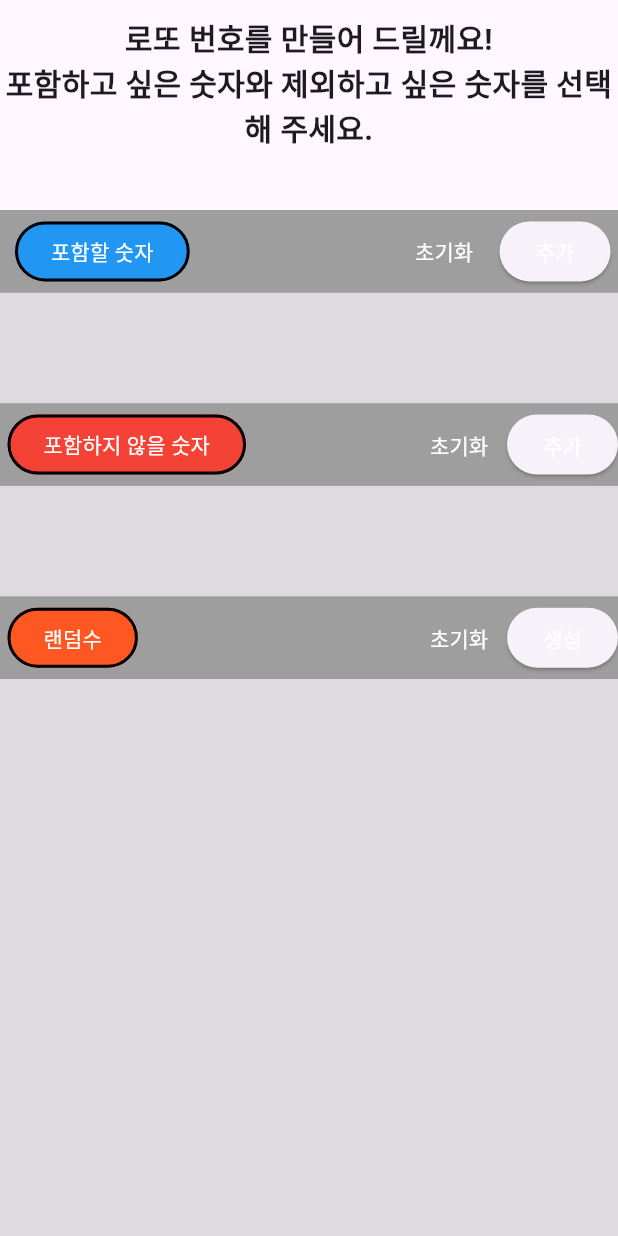
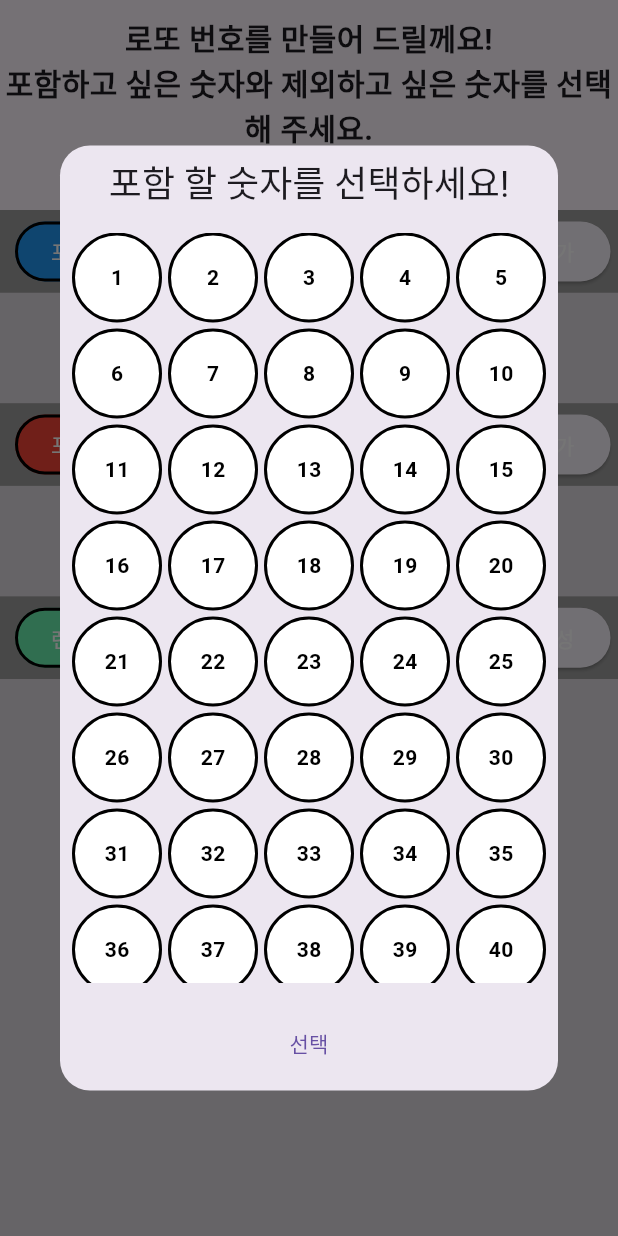
Before and after one commit to hyebinkim00/newlotto, a Flutter app: the RandomPage screen opened by its route, after a tap on "추가", on a phone screen of 412 x 824 dp. Run offline on Flutter 3.47's test engine with Material 3 defaults, Android fonts, the phone set to English and light mode, and no system bars; our stand-ins replace dio, firebase_core, firebase_messaging, fl_chart, flutter_fortune_wheel, flutter_local_notifications and 8 more; missing offline and left inert: cp949_codec, qr_code_scanner, random_text_reveal, vertical_barchart; accounts and stored records are empty; generated files the repository leaves out were written again; network calls fail.

```diff
--- a/lib/bottom_navi/home/view/winnignums_home.dart
+++ b/lib/bottom_navi/home/view/winnignums_home.dart
@@ -94,7 +94,7 @@ class WinningNums extends StatelessWidget {
             children: [
               ElevatedButton(
                 style: ButtonStyle(
-                  backgroundColor: MaterialStateProperty.all<Color>(Colors.orangeAccent),
+                  backgroundColor: MaterialStateProperty.all<Color>(Colors.blueGrey),
                 ),
                 onPressed: () {
                   Get.toNamed(RouteNames.SELF);
@@ -114,7 +114,7 @@ class WinningNums extends StatelessWidget {
                   Get.toNamed(RouteNames.QRSACN);
                 },
                 style: ButtonStyle(
-                  backgroundColor: MaterialStateProperty.all<Color>(Colors.orangeAccent),
+                  backgroundColor: MaterialStateProperty.all<Color>(Colors.blueGrey),
                 ),
                 child: Row(
                   mainAxisAlignment: MainAxisAlignment.spaceAround,
--- a/lib/bottom_navi/record/view/chart_page.dart
+++ b/lib/bottom_navi/record/view/chart_page.dart
@@ -14,7 +14,7 @@ class RecordPage extends StatelessWidget {
     '번호별 통계',
     '색상통계',
     '연속번호통계',
-    '확률로 보는 \n오늘의 번호'
+    '홀짝'
   ];
 
   @override
--- a/lib/chart_content/charts/byColor/view/PiechartPage.dart
+++ b/lib/chart_content/charts/byColor/view/PiechartPage.dart
@@ -98,7 +98,7 @@ class PieChart2State extends State {
   }
 
   List<PieChartSectionData> showingSections() {
-    return List.generate(4, (i) {
+    return List.generate(9, (i) {
       final isTouched = i == touchedIndex;
       final fontSize = isTouched ? 25.0 : 16.0;
       final radius = isTouched ? 60.0 : 50.0;
--- a/lib/chart_content/charts/byNumber/controller/byNumChartController.dart
+++ b/lib/chart_content/charts/byNumber/controller/byNumChartController.dart
@@ -33,13 +33,15 @@ class NumChartController extends GetxController{
       print('testtest1____${tds!.text}');
       chartNum.add(tds!.text);
 
-      // 확률
+      // 횟수
       final tds2 = td.querySelectorAll('td');
       chartPer.add(tds2[2]!.text);
 
       print('2tddddddd${tds2[2]!.text}');
     }
 
+
+    // 1427 1540 1406 1495 738
     nums.value = chartNum;
     percent.value = chartPer;
 
--- a/lib/home_contents/birthday/controller/birthday_controller.dart
+++ b/lib/home_contents/birthday/controller/birthday_controller.dart
@@ -11,7 +11,7 @@ class BirthDayController extends GetxController{
   RxDouble angle2 = 0.0.obs;
   RxBool isBack = true.obs;
   Rx<Color> backgroundColor = Colors.black.obs;
-  RxInt luckyNum = 0.obs;
+  int luckyNum = 0;
 
   int birthday = 0;
 
@@ -79,8 +79,9 @@ class BirthDayController extends GetxController{
     int seed = now.year * 10000 + now.month * 100 + now.day + birthday;
     Random random = Random(seed);
     int d = random.nextInt(45) + 1;
-    luckyNum.value =  d;
+    luckyNum =  d;
     isBack.value = !isBack.value;
+    angle.value = (angle.value + pi) % (2 * pi);
     backgroundColor.value = isBack.value ? Colors.transparent : Colors.yellowAccent;
   }
 
--- a/lib/home_contents/random/view/random_page.dart
+++ b/lib/home_contents/random/view/random_page.dart
@@ -8,6 +8,7 @@ import 'package:intl/intl.dart';
 import 'package:newlotto/db/dbhelper.dart';
 import 'package:newlotto/model/random.dart';
 
+import '../../../ui/util_dialog.dart';
 import '../controller/random_controller.dart';
 
 class RandomPage extends GetView<RandomController> {
@@ -70,7 +71,7 @@ class RandomPage extends GetView<RandomController> {
                         SizedBox(width: 5,),
                         ElevatedButton(
                             onPressed: () {
-                              // UtilDialog.selectNumbers(true);
+                              UtilDialog.selectNumbers(true);
                             },
                             child: Text('추가',
                                 style: TextStyle(color: Colors.white)))
@@ -116,6 +117,7 @@ class RandomPage extends GetView<RandomController> {
                 ),
               ),
               Container(
+                padding: EdgeInsets.only(left: 5,right: 5),
                 color: Colors.grey,
                 height: 60.h,
                 child: Row(
@@ -147,7 +149,7 @@ class RandomPage extends GetView<RandomController> {
                             )),
                         ElevatedButton(
                             onPressed: () {
-                              // UtilDialog.selectNumbers(false);
+                              UtilDialog.selectNumbers(false);
                             },
                             child: Text(
                               '추가',
@@ -195,6 +197,7 @@ class RandomPage extends GetView<RandomController> {
                 ),
               ),
               Container(
+                padding: EdgeInsets.only(left: 5,right: 5),
                 height: 60.h,
                 color: Colors.grey,
                 child: Row(
@@ -205,7 +208,7 @@ class RandomPage extends GetView<RandomController> {
                       child: OutlinedButton(
                         onPressed: () {},
                         style: OutlinedButton.styleFrom(
-                          backgroundColor: Colors.deepOrange,
+                          backgroundColor: Colors.greenAccent,
                           side: BorderSide(width: 2.0, color: Colors.black),
                         ),
                         child: Text('랜덤수',style: TextStyle(color: Colors.white),),
--- a/lib/main/view/main_page.dart
+++ b/lib/main/view/main_page.dart
@@ -19,11 +19,11 @@ class MainPage extends GetView<MainController> {
             items: [
               BottomNavigationBarItem(
                 icon: Icon(Icons.calendar_month_rounded),
-                label: '회차별\n당첨금',
+                label: '당첨번호\n통계',
               ),
               BottomNavigationBarItem(
                 icon: Icon(Icons.bar_chart),
-                label: '확률 보기',
+                label: '회차별\n당첨금',
               ),
               BottomNavigationBarItem(
                 icon: Icon(Icons.home),
--- a/lib/ui/util_dialog.dart
+++ b/lib/ui/util_dialog.dart
@@ -2,6 +2,7 @@
 import 'package:flutter/material.dart';
 import 'package:fluttertoast/fluttertoast.dart';
 import 'package:get/get.dart';
+import 'package:newlotto/home_contents/random/controller/random_controller.dart';
 import 'package:path/path.dart';
 
 
@@ -10,73 +11,73 @@ class UtilDialog {
   // 제거 할 숫자 , 포함할 숫자
   //   static void selectNumbers(BuildContext context, bool range, List<int> origin, Function(List<int>) nums)
 
-  // static void selectNumbers(bool range) {
-  //   // 컨트롤러 초기화
-  //
-  //   final Random2Controller randomController = Get.find<Random2Controller>();
-  //
-  //   List<int> i = List<int>.from(randomController.includeList);
-  //   List<int> e = List<int>.from(randomController.excludeList);
-  //
-  //   // 다이어로그에서 선택한 값
-  //   List<int> sle = range ? List<int>.from(i) : List<int>.from(e);
-  //
-  //
-  //   Get.defaultDialog(
-  //       title: range ? '포함 할 숫자를 선택하세요!' : '제외 할 숫자를 선택하세요!',
-  //       content:
-  //           // Obx(()=>
-  //           Column(
-  //         mainAxisAlignment: MainAxisAlignment.start,
-  //         children: [
-  //           SizedBox(
-  //             width: 600,
-  //             height: 500,
-  //             child: GridView.builder(
-  //               gridDelegate: SliverGridDelegateWithFixedCrossAxisCount(
-  //                 crossAxisCount: 5,
-  //                 crossAxisSpacing: 4, // 가로 간격을 조절하세요.
-  //                 mainAxisSpacing: 4, // 세로 간격을 조절하세요.
-  //               ),
-  //               itemBuilder: (BuildContext dialogContext, index) {
-  //                 int number = index + 1;
-  //                 bool s = i.contains(number) || e.contains(number);
-  //                 return NumberBall(
-  //                     num: number,
-  //                     initialSelected: s,
-  //                     range: range,
-  //                     i: i,
-  //                     e: e,
-  //                     onSelect: (b) {
-  //                       if (!b.value) {
-  //                        sle.add(number);
-  //                       } else {
-  //                         sle.remove(number);
-  //                       }
-  //                     });
-  //               },
-  //               itemCount: 45,
-  //             ),
-  //           )
-  //         ],
-  //       ),
-  //       actions: <Widget>[
-  //         Center(
-  //           child: TextButton(
-  //             onPressed: () {
-  //               if (range) {
-  //                 randomController.includeList.value = sle;
-  //               } else {
-  //                 randomController.excludeList.value = sle;
-  //               }
-  //
-  //               Get.back();
-  //             },
-  //             child: Text('선택'),
-  //           ),
-  //         )
-  //       ]);
-  // }
+  static void selectNumbers(bool range) {
+    // 컨트롤러 초기화
+
+    final RandomController randomController = Get.find<RandomController>();
+
+    List<int> i = List<int>.from(randomController.includeList);
+    List<int> e = List<int>.from(randomController.excludeList);
+
+    // 다이어로그에서 선택한 값
+    List<int> sle = range ? List<int>.from(i) : List<int>.from(e);
+
+
+    Get.defaultDialog(
+        title: range ? '포함 할 숫자를 선택하세요!' : '제외 할 숫자를 선택하세요!',
+        content:
+            // Obx(()=>
+            Column(
+          mainAxisAlignment: MainAxisAlignment.start,
+          children: [
+            SizedBox(
+              width: 600,
+              height: 500,
+              child: GridView.builder(
+                gridDelegate: SliverGridDelegateWithFixedCrossAxisCount(
+                  crossAxisCount: 5,
+                  crossAxisSpacing: 4, // 가로 간격을 조절하세요.
+                  mainAxisSpacing: 4, // 세로 간격을 조절하세요.
+                ),
+                itemBuilder: (BuildContext dialogContext, index) {
+                  int number = index + 1;
+                  bool s = i.contains(number) || e.contains(number);
+                  return NumberBall(
+                      num: number,
+                      initialSelected: s,
+                      range: range,
+                      i: i,
+                      e: e,
+                      onSelect: (b) {
+                        if (!b.value) {
+                         sle.add(number);
+                        } else {
+                          sle.remove(number);
+                        }
+                      });
+                },
+                itemCount: 45,
+              ),
+            )
+          ],
+        ),
+        actions: <Widget>[
+          Center(
+            child: TextButton(
+              onPressed: () {
+                if (range) {
+                  randomController.includeList.value = sle;
+                } else {
+                  randomController.excludeList.value = sle;
+                }
+
+                Get.back();
+              },
+              child: Text('선택'),
+            ),
+          )
+        ]);
+  }
 
   static Widget NumberBalla(int numbers, bool s) {
     return Container(
@@ -104,92 +105,92 @@ class UtilDialog {
   }
 }
 //
-// class NumberBall extends GetWidget<Random2Controller> {
-//   Function(RxBool d) onSelect;
-//   RxBool isSelected = false.obs; // RxBool을 사용하여 상태를 관리
-//   int num;
-//   bool range;
-//   List<int> i;
-//   List<int> e;
-//   List<int> t= [ ];
-//   // 공 색상 --->  투명, 파랑, 빨간
-//
-//   NumberBall(
-//       {required this.num,
-//       required bool initialSelected,
-//       required this.range,
-//       required this.i,
-//       required this.e,
-//       required this.onSelect})
-//       : isSelected = initialSelected.obs; // : 는 초기화 한다는뜻
-//   // NumberBall ( 해당 번호 , 원래 선택된 상태인지 )
-//
-//   @override
-//   Widget build(BuildContext context) {
-//     return GestureDetector(
-//       onTap: () {
-//         if(range){
-//           t = i;
-//         } else{
-//           t = e;
-//         }
-//
-//         // isSelected 값을 토글
-//         if (!range && i.contains(num)) {
-//           Fluttertoast.showToast(msg: '포함할 숫자에 적용되어잇습니다.');
-//           return;
-//         }
-//         if (range && e.contains(num)) {
-//           Fluttertoast.showToast(msg: '제외할 숫자에 적용되어잇습니다.');
-//           return;
-//         }
-//
-//           if (!isSelected.value) {
-//             if(t.length <5){
-//               t.add(num);
-//               onSelect(isSelected);
-//               isSelected.toggle();
-//             } else {
-//               Fluttertoast.showToast(msg: '최대 5개까지만 선택가능합니다.');
-//             }
-//           } else {
-//
-//             t.remove(num);
-//             onSelect(isSelected);
-//             isSelected.toggle();
-//           }
-//
-//           print('dddgso${t.length}');
-//           print('rrrr${range}');
-//
-//       },
-//       child: Obx(() =>
-//           Container(
-//             width: 70,
-//             height: 70,
-//             decoration: BoxDecoration(
-//               shape: BoxShape.circle,
-//               color: isSelected.value ? i.contains(num)? Colors.blue : e.contains(num)? Colors.red: range ? Colors.blue: Colors.red
-//                   : Colors.white,
-//               // i 에 해당하면 파란 e 에 포함되면 빨간 아니면 White
-//               border: Border.all(
-//                 color: Colors.black, // 테두리 색
-//                 width: 2.0, // 테두리 두께
-//               ),
-//             ),
-//             child: Center(
-//               child: Text(
-//                 '$num',
-//                 style: TextStyle(
-//                   color: isSelected.value ? Colors.white : Colors.black,
-//                   fontWeight: FontWeight.bold,
-//                 ),
-//               ),
-//             ),
-//           )),
-//     );
-//   }
-// }
+class NumberBall extends GetWidget<RandomController> {
+  Function(RxBool d) onSelect;
+  RxBool isSelected = false.obs; // RxBool을 사용하여 상태를 관리
+  int num;
+  bool range;
+  List<int> i;
+  List<int> e;
+  List<int> t= [ ];
+  // 공 색상 --->  투명, 파랑, 빨간
+
+  NumberBall(
+      {required this.num,
+      required bool initialSelected,
+      required this.range,
+      required this.i,
+      required this.e,
+      required this.onSelect})
+      : isSelected = initialSelected.obs; // : 는 초기화 한다는뜻
+  // NumberBall ( 해당 번호 , 원래 선택된 상태인지 )
+
+  @override
+  Widget build(BuildContext context) {
+    return GestureDetector(
+      onTap: () {
+        if(range){
+          t = i;
+        } else{
+          t = e;
+        }
+
+        // isSelected 값을 토글
+        if (!range && i.contains(num)) {
+          Fluttertoast.showToast(msg: '포함할 숫자에 적용되어잇습니다.');
+          return;
+        }
+        if (range && e.contains(num)) {
+          Fluttertoast.showToast(msg: '제외할 숫자에 적용되어잇습니다.');
+          return;
+        }
+
+          if (!isSelected.value) {
+            if(t.length <5){
+              t.add(num);
+              onSelect(isSelected);
+              isSelected.toggle();
+            } else {
+              Fluttertoast.showToast(msg: '최대 5개까지만 선택가능합니다.');
+            }
+          } else {
+
+            t.remove(num);
+            onSelect(isSelected);
+            isSelected.toggle();
+          }
+
+          print('dddgso${t.length}');
+          print('rrrr${range}');
+
+      },
+      child: Obx(() =>
+          Container(
+            width: 70,
+            height: 70,
+            decoration: BoxDecoration(
+              shape: BoxShape.circle,
+              color: isSelected.value ? i.contains(num)? Colors.blue : e.contains(num)? Colors.red: range ? Colors.blue: Colors.red
+                  : Colors.white,
+              // i 에 해당하면 파란 e 에 포함되면 빨간 아니면 White
+              border: Border.all(
+                color: Colors.black, // 테두리 색
+                width: 2.0, // 테두리 두께
+              ),
+            ),
+            child: Center(
+              child: Text(
+                '$num',
+                style: TextStyle(
+                  color: isSelected.value ? Colors.white : Colors.black,
+                  fontWeight: FontWeight.bold,
+                ),
+              ),
+            ),
+          )),
+    );
+  }
+}
 
 
 
```
Also changed, not shown: lib/bottom_navi/home/view/contents_home.dart (+37 -23 lines), lib/chart_content/charts/byColor/controller/byColorController.dart (+56 -37 lines), lib/chart_content/charts/byColor/view/byColorChartPage.dart (+43 -2 lines), lib/home_contents/birthday/view/birthday_page.dart (+22 -23 lines), lib/home_contents/spinning/circlespin_page.dart (+51 -26 lines).
